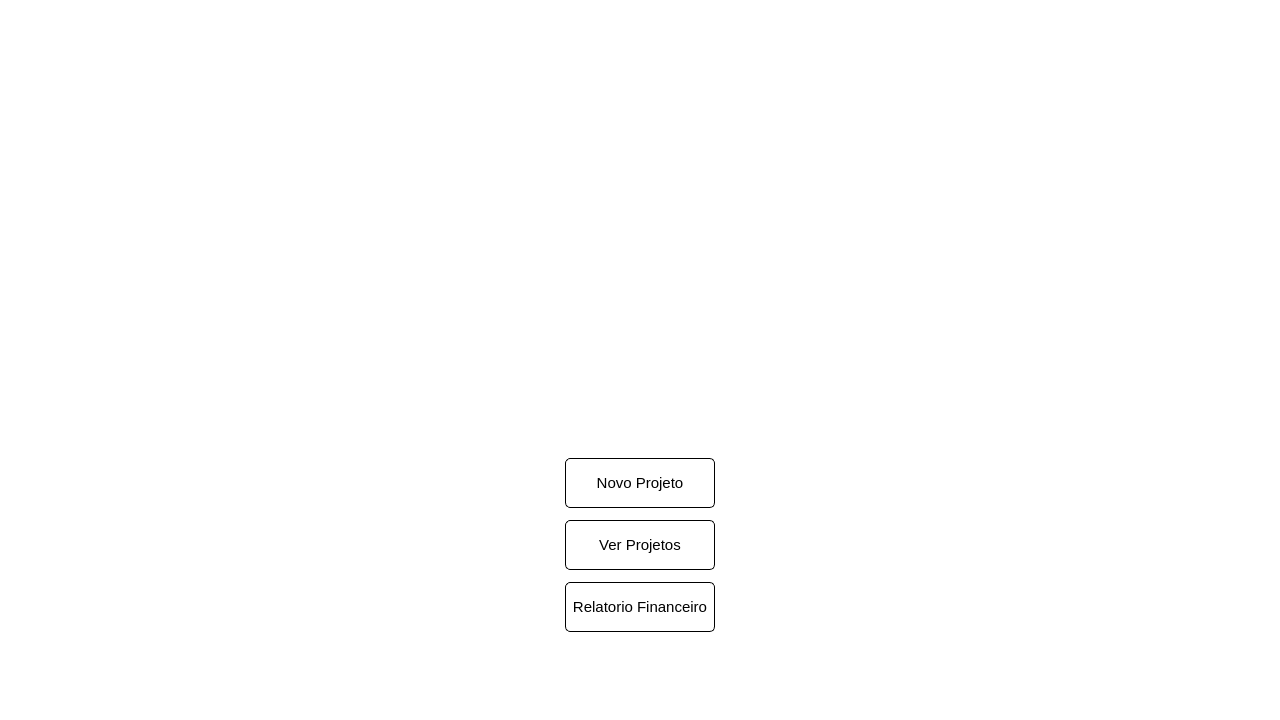
Above: screens/menu.ui from devfabri/Arquitetura-Pereira before the change. Below: the same form after it.
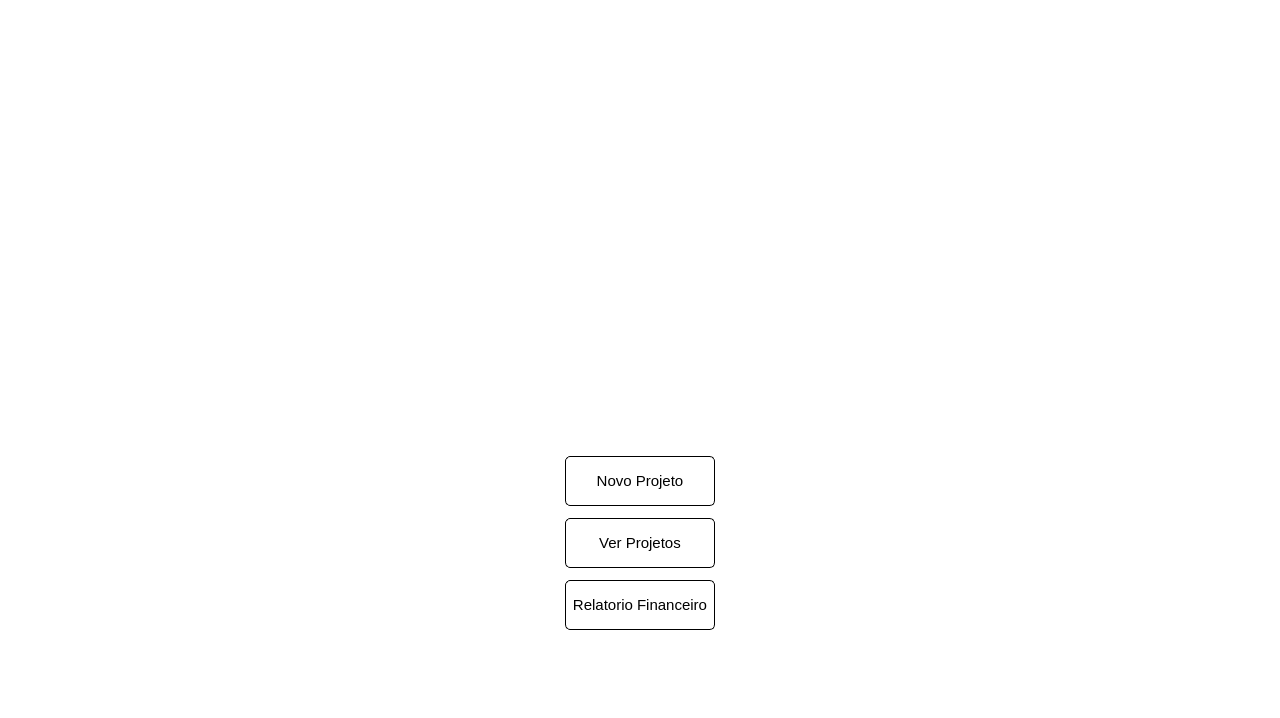
That is the form after the change. Icons and pictures are not drawn.

```diff
--- a/screens/menu.ui
+++ b/screens/menu.ui
@@ -10,7 +10,7 @@
     <x>0</x>
     <y>0</y>
     <width>1280</width>
-    <height>720</height>
+    <height>718</height>
    </rect>
   </property>
   <property name="windowTitle">
```
